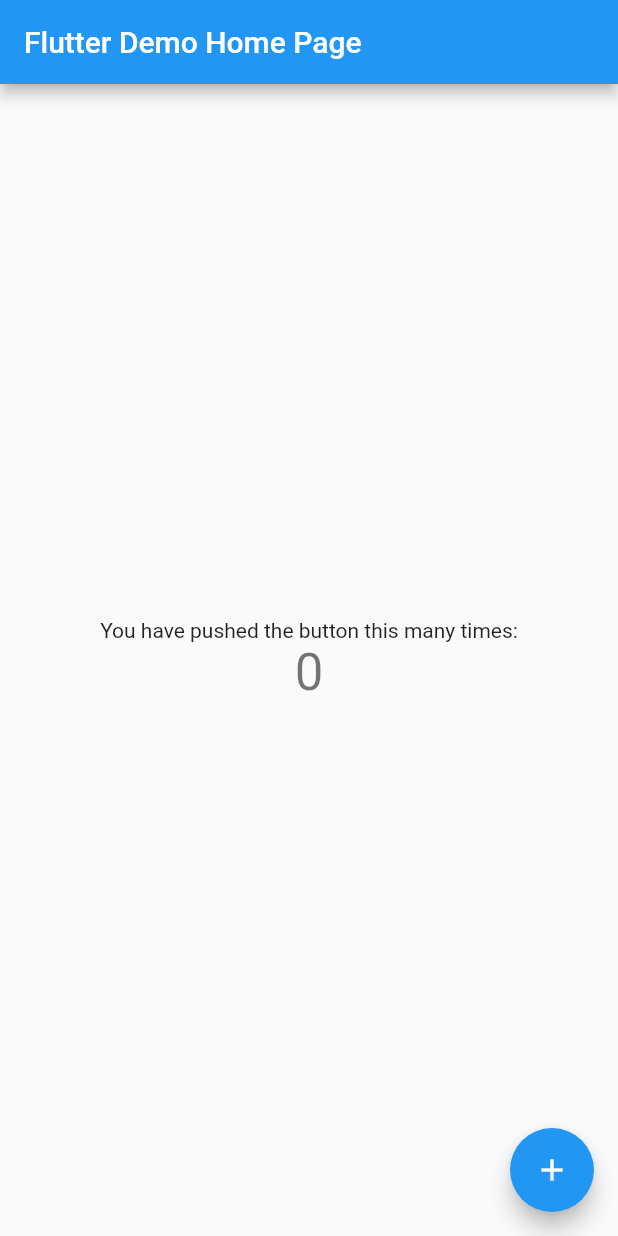
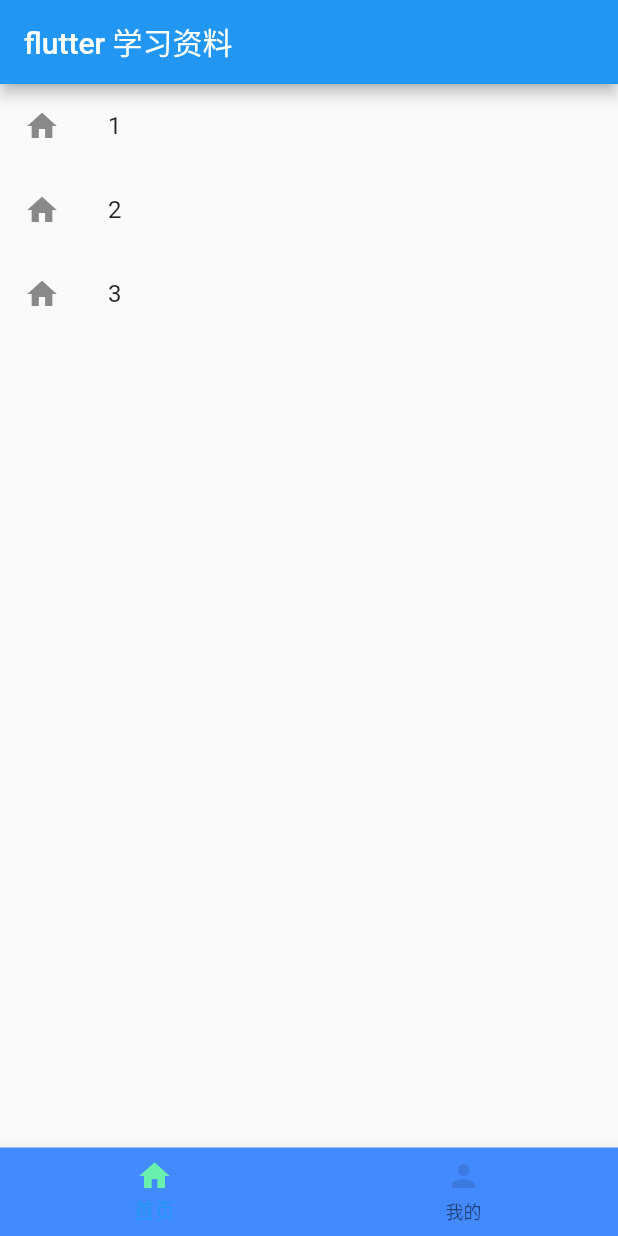
Before and after one commit to a87835546/flutter-demo, a Flutter app: the screen it shows after launch, on a phone screen of 412 x 824 dp. Run offline on Flutter 3.47's test engine with Material 2 defaults, Android fonts, the phone set to English and light mode, and no system bars.

Commit message:
add：添加tabbar

```diff
--- /dev/null
+++ b/lib/home/home.dart
@@ -0,0 +1,47 @@
+import 'package:flutter/material.dart';
+
+
+class Home extends StatefulWidget {
+  @override
+  State<StatefulWidget> createState() {
+    return _home();
+  }
+}
+
+class _home extends State<Home>{
+  int selectedIndex = 0;
+  @override
+  Widget build(BuildContext context) {
+    return  Scaffold(
+      appBar: AppBar(
+          title: Text("flutter 学习资料"),
+      ),
+      body: Center(
+        child: Container(
+          child: RefreshIndicator(child: ListView(
+            children: <Widget>[
+                ListTile(
+                  leading: Icon(Icons.home),
+                  title: Text("1"),
+                ),
+              ListTile(
+                leading: Icon(Icons.home),
+                title: Text("2"),
+              ),
+              ListTile(
+                leading: Icon(Icons.home),
+                title: Text("3"),
+              ),
+            ],
+          ), onRefresh: _refresh),
+        ),
+      ),
+    );
+  }
+  Future<void> _refresh ()async {
+    print("下拉刷新开始");
+    Future.delayed(Duration(milliseconds:300),(){
+      print("下拉刷新------end");
+    });
+  }
+}
--- a/lib/main.dart
+++ b/lib/main.dart
@@ -1,4 +1,8 @@
 import 'package:flutter/material.dart';
+import 'package:flutter_demo/home/home.dart';
+import 'package:flutter_demo/tabbar/custom_bottom_navigation_bar.dart';
+
+import 'mine/mine.dart';
 
 void main() {
   runApp(const MyApp());
@@ -14,7 +18,12 @@
       theme: ThemeData(
         primarySwatch: Colors.blue,
       ),
-      home: const MyHomePage(title: 'Flutter Demo Home Page'),
+      // home: const MyHomePage(title: 'Flutter Demo Home Page'),
+      home: CustomBottomNavigationBar(),
+      routes: <String,WidgetBuilder>{
+        'home': (BuildContext context)=>Home(),
+        'mine': (BuildContext context)=>Mine(),
+      },
     );
   }
 }
@@ -29,19 +38,11 @@
 }
 
 class _MyHomePageState extends State<MyHomePage> {
-  int _counter = 0;
-
-  void _incrementCounter() {
-    setState(() {
-      _counter++;
-    });
-  }
-
   @override
   Widget build(BuildContext context) {
     return Scaffold(
       appBar: AppBar(
-        title: Text(widget.title),
+        title: Text("flutter 学习"),
       ),
       body: Center(
         child: Column(
@@ -50,17 +51,8 @@
             const Text(
               'You have pushed the button this many times:',
             ),
-            Text(
-              '$_counter',
-              style: Theme.of(context).textTheme.headline4,
-            ),
           ],
         ),
-      ),
-      floatingActionButton: FloatingActionButton(
-        onPressed: _incrementCounter,
-        tooltip: 'Increment',
-        child: const Icon(Icons.add),
       ), // This trailing comma makes auto-formatting nicer for build methods.
     );
   }
--- /dev/null
+++ b/lib/mine/mine.dart
@@ -0,0 +1,20 @@
+import 'package:flutter/material.dart';
+
+
+class Mine extends StatefulWidget {
+  @override
+  State<StatefulWidget> createState() {
+    return _mine();
+  }
+}
+
+class _mine extends State<Mine>{
+  @override
+  Widget build(BuildContext context) {
+    return const Scaffold(
+      body: Center(
+        child: Text("mine"),
+      ),
+    );
+  }
+}
--- /dev/null
+++ b/lib/tabbar/custom_bottom_navigation_bar.dart
@@ -0,0 +1,50 @@
+import 'package:flutter/material.dart';
+import 'package:flutter_demo/home/home.dart';
+import 'package:flutter_demo/mine/mine.dart';
+
+/// 底部tabbar  和 头部导航栏
+class CustomBottomNavigationBar extends StatefulWidget {
+  @override
+  State<StatefulWidget> createState() {
+    return TabbarController();
+  }
+}
+
+class TabbarController extends State<CustomBottomNavigationBar> {
+  int selectedIndex = 0;
+  var tabbar_controllers = [Home(),Mine()];
+  @override
+  Widget build(BuildContext context) {
+    return  Scaffold(
+      body: tabbar_controllers[selectedIndex],
+      bottomNavigationBar: BottomNavigationBar(
+        backgroundColor: Colors.blueAccent,
+        currentIndex: selectedIndex,
+        items: [
+           BottomNavigationBarItem(
+              icon: Icon(Icons.home,color: Colors.black12),
+              activeIcon: Icon(Icons.home,color: Colors.greenAccent),
+            title: Text("首页",style: TextStyle(
+              color: Colors.white,
+
+            ),)
+          ),
+          BottomNavigationBarItem(
+              icon: Icon(Icons.person,color: Colors.black12),
+              activeIcon: Icon(Icons.person,color: Colors.greenAccent),
+              title: Text("我的",style: TextStyle(
+                color: Colors.white,
+
+              ),)
+          ),
+        ],
+        onTap: (index){
+          print("tabbar selected index : $index");
+          setState(() {
+            selectedIndex = index;
+          });
+        },
+      ),
+    );
+  }
+}
```
